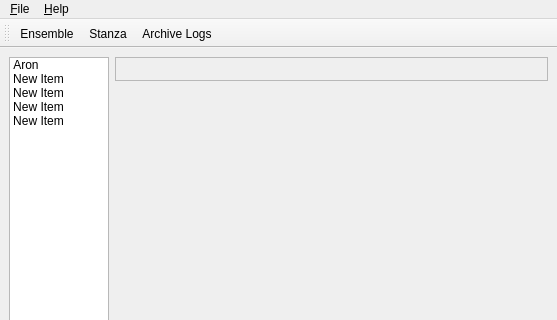
This is trunk/maestro/gui/MaestroBase.ui in patrickhartling/maestro as Qt 5 draws it before an edit; both pictures show x 0 to 557 and y 0 to 320 of the 557 by 523 pixel window. The edited form follows.
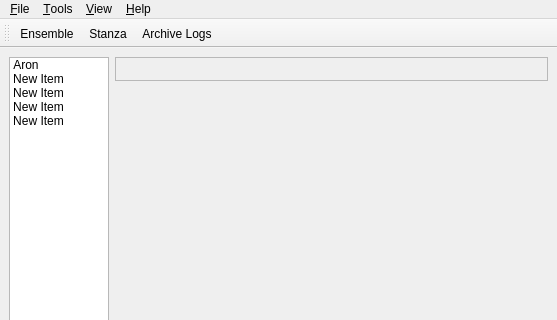
This is the edited form. Icons and pictures are not drawn.

What changed in the file:
```diff
--- a/trunk/maestro/gui/MaestroBase.ui
+++ b/trunk/maestro/gui/MaestroBase.ui
@@ -185,9 +185,20 @@
      <x>0</x>
      <y>0</y>
      <width>557</width>
-     <height>25</height>
+     <height>29</height>
     </rect>
    </property>
+   <widget class="QMenu" name="menuHelp" >
+    <property name="title" >
+     <string>&amp;Help</string>
+    </property>
+    <addaction name="mAboutAction" />
+   </widget>
+   <widget class="QMenu" name="menuView" >
+    <property name="title" >
+     <string>&amp;View</string>
+    </property>
+   </widget>
    <widget class="QMenu" name="menuFile" >
     <property name="title" >
      <string>&amp;File</string>
@@ -218,13 +229,15 @@
     <addaction name="separator" />
     <addaction name="mExitAction" />
    </widget>
-   <widget class="QMenu" name="menuHelp" >
+   <widget class="QMenu" name="menuTools" >
     <property name="title" >
-     <string>&amp;Help</string>
+     <string>&amp;Tools</string>
     </property>
     <addaction name="mAboutAction" />
    </widget>
    <addaction name="menuFile" />
+   <addaction name="menuTools" />
+   <addaction name="menuView" />
    <addaction name="menuHelp" />
   </widget>
   <widget class="QStatusBar" name="statusbar" />
```
Left out of the diff: 7 changed lines with no effect on the pictures.
